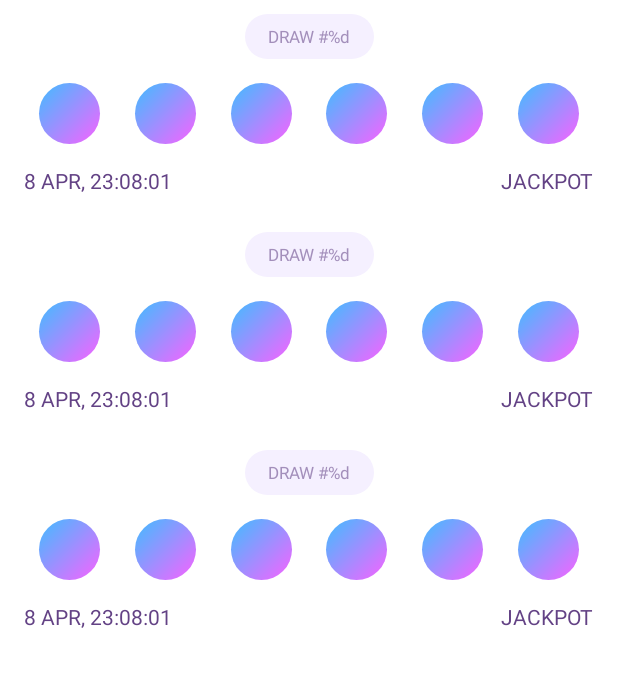
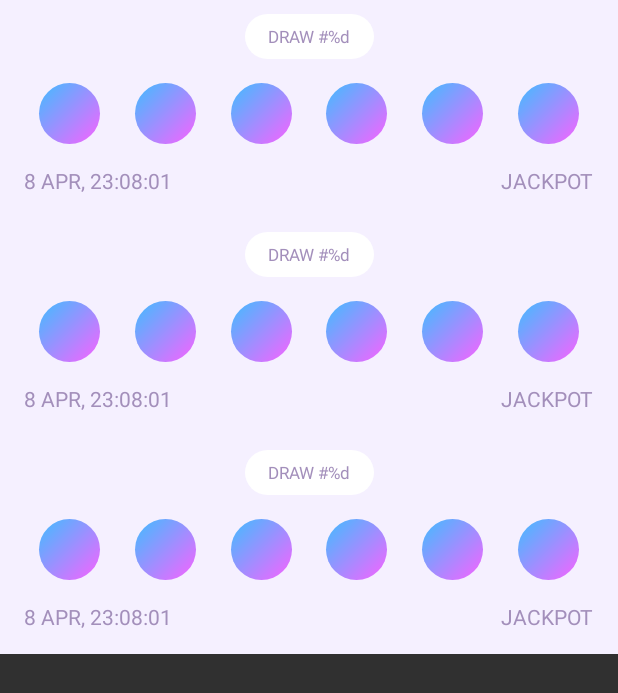
Before and after one commit to leeleekaen/cryptaur-lottery-android, an Android app: the layout fragment_draw_list.xml on its own in the app's theme, with its tools: preview values and no code run, on a phone screen of 412 x 824 dp. Shown: the top 693 px of the screen. Run offline under Robolectric (Android 15) with nearby library versions, the phone set to English and light mode, and no system bars.

Commit message:
minor draw in list style changes

```diff
--- /dev/null
+++ b/app/src/main/res/drawable/draw_number_bg_white.xml
@@ -0,0 +1,7 @@
+<?xml version="1.0" encoding="utf-8"?>
+<shape xmlns:android="http://schemas.android.com/apk/res/android"
+    android:shape="rectangle">
+    <solid android:color="@android:color/white" />
+    <corners android:radius="15dp" />
+
+</shape>
--- a/app/src/main/res/drawable/h_spacer.xml
+++ b/app/src/main/res/drawable/h_spacer.xml
@@ -3,5 +3,5 @@
     <size
         android:width="20dp"
         android:height="1dp" />
-    <solid android:color="@color/paleLavander" />
+    <solid android:color="@color/heather" />
 </shape>
--- a/app/src/main/res/layout/fragment_draw_list.xml
+++ b/app/src/main/res/layout/fragment_draw_list.xml
@@ -9,7 +9,6 @@
     tools:context=".buytickets.DrawsFragment">
 
     <android.support.v7.widget.RecyclerView
-        android:background="#fff"
         android:id="@+id/list"
         android:layout_width="match_parent"
         android:layout_height="match_parent"
--- a/app/src/main/res/layout/view_draw_in_list.xml
+++ b/app/src/main/res/layout/view_draw_in_list.xml
@@ -3,7 +3,7 @@
     xmlns:app="http://schemas.android.com/apk/res-auto"
     android:layout_width="match_parent"
     android:layout_height="wrap_content"
-    android:background="@android:color/white"
+    android:background="@color/paleLavander"
     android:orientation="horizontal">
 
     <android.support.v7.widget.AppCompatTextView
@@ -11,7 +11,7 @@
         android:layout_width="wrap_content"
         android:layout_height="wrap_content"
         android:layout_marginTop="9dp"
-        android:background="@drawable/draw_number_bg"
+        android:background="@drawable/draw_number_bg_white"
         android:gravity="center"
         android:minHeight="30dp"
         android:paddingLeft="15dp"
@@ -112,7 +112,7 @@
         android:layout_marginLeft="16dp"
         android:layout_marginTop="10dp"
         android:text="8 APR, 23:08:01"
-        android:textColor="@color/twilight"
+        android:textColor="@color/heather"
         android:textSize="14sp"
         app:layout_constraintBottom_toBottomOf="parent"
         app:layout_constraintLeft_toLeftOf="parent"
@@ -126,7 +126,7 @@
         android:layout_marginRight="16dp"
         android:layout_marginTop="10dp"
         android:text="@string/jackpot"
-        android:textColor="@color/twilight"
+        android:textColor="@color/heather"
         android:textSize="14sp"
         app:layout_constraintBottom_toBottomOf="parent"
         app:layout_constraintRight_toRightOf="parent"
```
Also changed, not shown: app/src/main/java/com/cryptaur/lottery/buytickets/DrawInListViewHolder.java (+6 -2 lines), app/src/main/res/layout/activity_buy_ticket.xml (+12 -4 lines).
